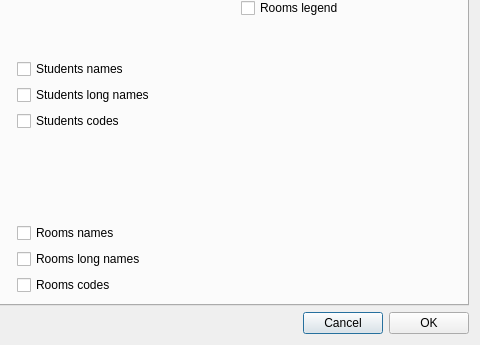
vonmecheln/fet, file fet/src/interface/settingsdatatoprintintimetablesform_template.ui: the form before one commit; both pictures show x 228 to 708 and y 172 to 517 of the 708 by 517 pixel window.
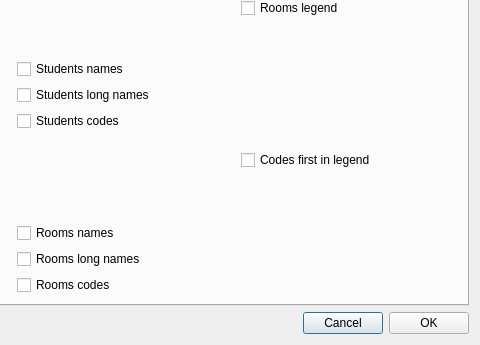
The form after the commit. The open tabs and pages were chosen to show the change.

```diff
--- a/fet/src/interface/settingsdatatoprintintimetablesform_template.ui
+++ b/fet/src/interface/settingsdatatoprintintimetablesform_template.ui
@@ -541,6 +541,26 @@
            </property>
           </widget>
          </item>
+         <item>
+          <spacer name="verticalSpacer_112">
+           <property name="orientation">
+            <enum>Qt::Vertical</enum>
+           </property>
+           <property name="sizeHint" stdset="0">
+            <size>
+             <width>20</width>
+             <height>40</height>
+            </size>
+           </property>
+          </spacer>
+         </item>
+         <item>
+          <widget class="QCheckBox" name="subgroupsDaysHVLegendCodesFirstCheckBox">
+           <property name="text">
+            <string extracomment="It is an option. If selected, when printing the legend, the codes will appear at the beginning (as opposed to the names appearing at the beginning).">Codes first in legend</string>
+           </property>
+          </widget>
+         </item>
          <item>
           <spacer name="verticalSpacer_94">
            <property name="orientation">
```
Left out of the diff: 340 changed lines with no effect on the pictures.
